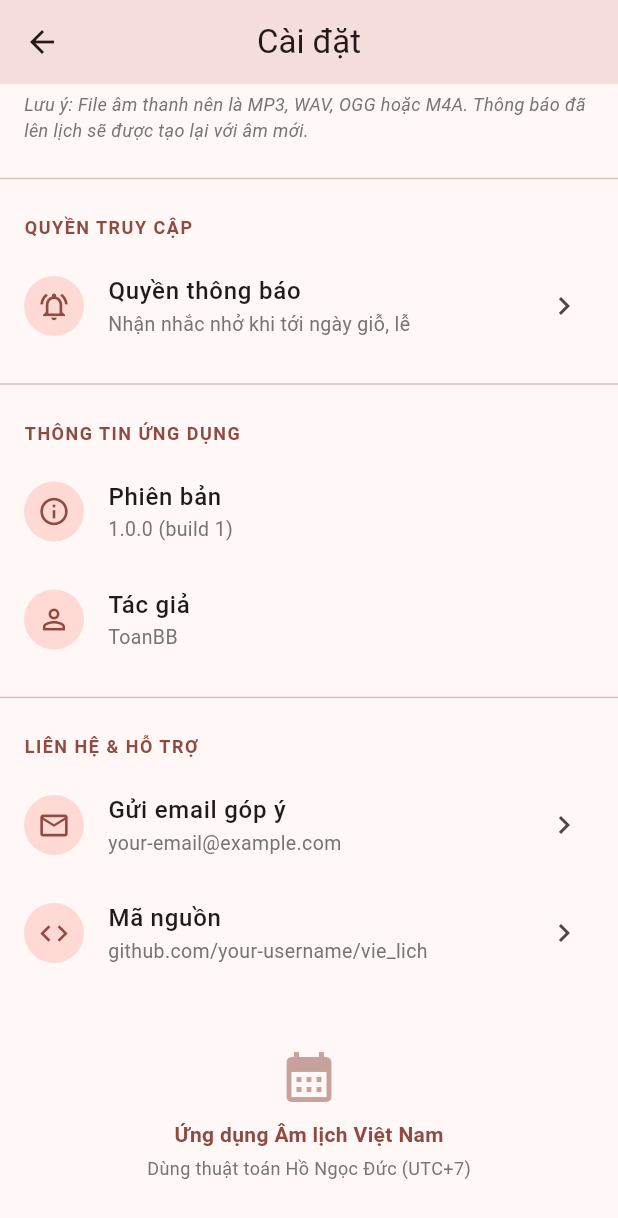
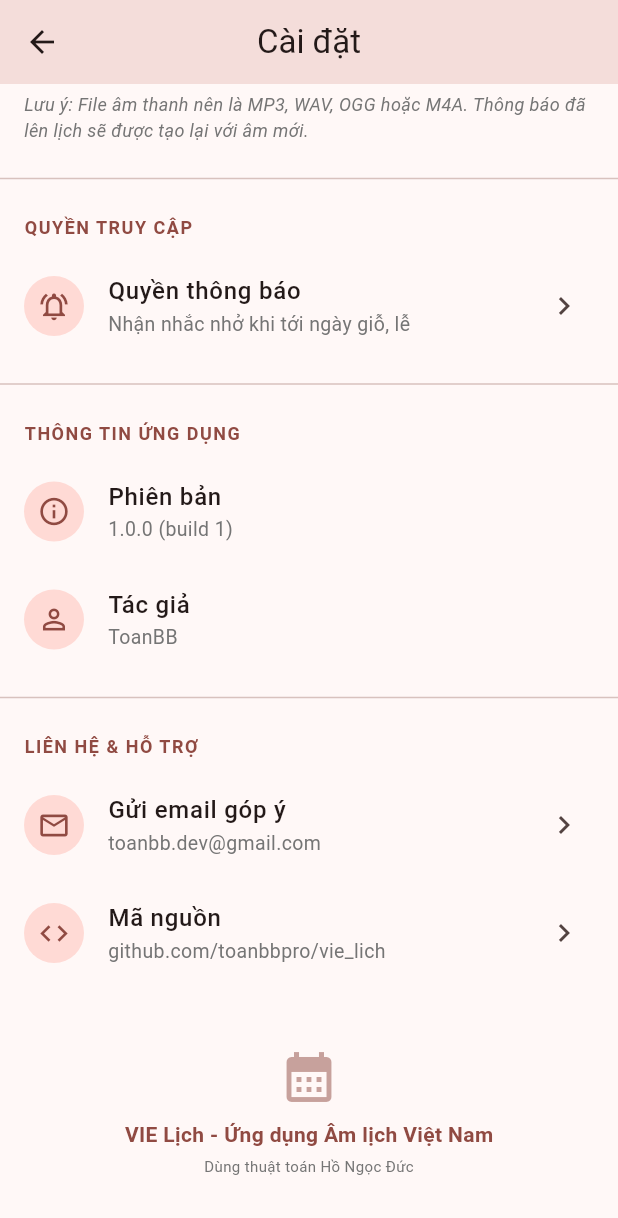
Before and after one commit to toanbbpro/vie_lich, a Flutter app: the CaiDatScreen screen opened directly, scrolled down 188 dp, on a phone screen of 412 x 824 dp. Shown: the top 1218 px of the screen. Run offline on Flutter 3.47's test engine with Material 3 defaults, Android fonts, the phone set to English and light mode, and no system bars; our stand-ins replace file_picker, flutter_local_notifications, hive_ce, hive_ce_flutter, image_picker, package_info_plus and 2 more; missing offline and left inert: add_2_calendar, android_alarm_manager_plus, tyme; accounts and stored records are empty.

Commit message:
Author info added.

```diff
--- a/lib/screens/cai_dat_screen.dart
+++ b/lib/screens/cai_dat_screen.dart
@@ -302,15 +302,15 @@ class _CaiDatScreenState extends State<CaiDatScreen> {
           _ItemCaiDat(
             icon: Icons.email_outlined,
             title: 'Gửi email góp ý',
-            subtitle: 'your-email@example.com',
+            subtitle: 'toanbb.dev@gmail.com',
             onTap: () => _moUrl(
-                'mailto:your-email@example.com?subject=Góp ý ứng dụng Âm lịch'),
+                'mailto:toanbb.dev@gmail.com?subject=Góp ý ứng dụng Âm lịch'),
           ),
           _ItemCaiDat(
             icon: Icons.code,
             title: 'Mã nguồn',
-            subtitle: 'github.com/your-username/vie_lich',
-            onTap: () => _moUrl('https://github.com/your-username/vie_lich'),
+            subtitle: 'github.com/toanbbpro/vie_lich',
+            onTap: () => _moUrl('https://github.com/toanbbpro/vie_lich'),
           ),
 
           const SizedBox(height: 24),
@@ -327,7 +327,7 @@ class _CaiDatScreenState extends State<CaiDatScreen> {
                   ),
                   const SizedBox(height: 8),
                   Text(
-                    'Ứng dụng Âm lịch Việt Nam',
+                    'VIE Lịch - Ứng dụng Âm lịch Việt Nam',
                     style: TextStyle(
                       fontSize: 14,
                       fontWeight: FontWeight.bold,
@@ -336,9 +336,9 @@ class _CaiDatScreenState extends State<CaiDatScreen> {
                   ),
                   const SizedBox(height: 4),
                   Text(
-                    'Dùng thuật toán Hồ Ngọc Đức (UTC+7)',
+                    'Dùng thuật toán Hồ Ngọc Đức',
                     style: TextStyle(
-                      fontSize: 12,
+                      fontSize: 10,
                       color: Colors.grey.shade600,
                     ),
                   ),
```
